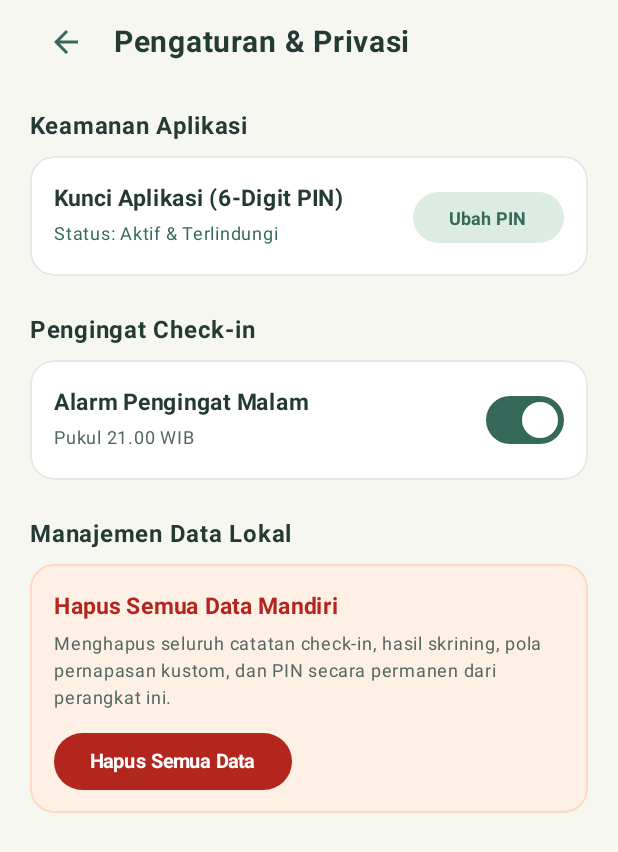
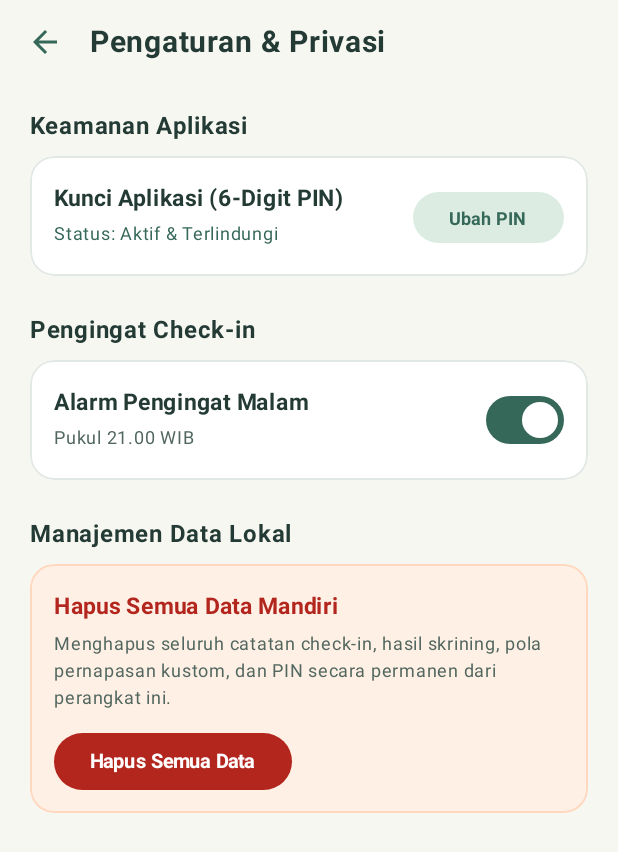
Before and after one commit to ihyaulumuddin14/selaras-mobile, an Android app built with Jetpack Compose: the screen it shows after launch (MainActivity), after a tap on "Pengaturan", on a phone screen of 412 x 824 dp. Shown: the top 852 px of the screen. Run offline under Robolectric (Android 15) with nearby library versions, the phone set to English and light mode, and no system bars; our stand-ins replace Room's generated code; 23 statements that could not run were skipped.

Commit message:
feat(ui): unify header composable with SelarasHeader supporting conditional back button

```diff
--- /dev/null
+++ b/app/src/main/java/com/example/selaras/core/ui/components/SelarasHeader.kt
@@ -0,0 +1,119 @@
+package com.example.selaras.core.ui.components
+
+import androidx.compose.foundation.clickable
+import androidx.compose.foundation.interaction.MutableInteractionSource
+import androidx.compose.foundation.layout.Arrangement
+import androidx.compose.foundation.layout.Box
+import androidx.compose.foundation.layout.Column
+import androidx.compose.foundation.layout.Row
+import androidx.compose.foundation.layout.RowScope
+import androidx.compose.foundation.layout.Spacer
+import androidx.compose.foundation.layout.fillMaxWidth
+import androidx.compose.foundation.layout.height
+import androidx.compose.foundation.layout.padding
+import androidx.compose.foundation.layout.size
+import androidx.compose.foundation.layout.width
+import androidx.compose.foundation.shape.CircleShape
+import androidx.compose.material.icons.Icons
+import androidx.compose.material.icons.automirrored.filled.ArrowBack
+import androidx.compose.material3.Icon
+import androidx.compose.material3.Text
+import androidx.compose.material3.ripple
+import androidx.compose.runtime.Composable
+import androidx.compose.runtime.remember
+import androidx.compose.ui.Alignment
+import androidx.compose.ui.Modifier
+import androidx.compose.ui.draw.clip
+import androidx.compose.ui.semantics.Role
+import androidx.compose.ui.text.font.FontWeight
+import androidx.compose.ui.text.style.TextOverflow
+import androidx.compose.ui.unit.dp
+import androidx.compose.ui.unit.sp
+import com.example.selaras.core.ui.theme.SelarasPrimary
+import com.example.selaras.core.ui.theme.SelarasTextPrimary
+import com.example.selaras.core.ui.theme.SelarasTextSecondary
+
+/**
+ * Standardized Selaras Top Header Composable (PRD Section 6.5 & Figma Design System).
+ *
+ * Provides a unified top app bar across all features in the Selaras application:
+ * - Conditional back button navigation (active when [showBackButton] is true and [onBack] is provided).
+ * - Optional subtitle for contextual feature explanations.
+ * - Optional trailing [actions] slot for feature-specific action buttons or help dialog triggers.
+ * - Consistent 56dp height and alignment matching system status bar insets.
+ */
+@Composable
+fun SelarasHeader(
+    title: String,
+    modifier: Modifier = Modifier,
+    subtitle: String? = null,
+    onBack: (() -> Unit)? = null,
+    showBackButton: Boolean = onBack != null,
+    backContentDescription: String = "Kembali",
+    actions: @Composable (RowScope.() -> Unit)? = null
+) {
+    val isBackVisible = showBackButton && onBack != null
+
+    Row(
+        modifier = modifier
+            .fillMaxWidth()
+            .height(56.dp)
+            .padding(
+                start = if (isBackVisible) 6.dp else 20.dp,
+                end = 16.dp
+            ),
+        verticalAlignment = Alignment.CenterVertically
+    ) {
+        if (isBackVisible) {
+            Box(
+                modifier = Modifier
+                    .size(48.dp)
+                    .clip(CircleShape)
+                    .clickable(
+                        interactionSource = remember { MutableInteractionSource() },
+                        indication = ripple(bounded = true),
+                        role = Role.Button,
+                        onClick = onBack
+                    ),
+                contentAlignment = Alignment.Center
+            ) {
+                Icon(
+                    imageVector = Icons.AutoMirrored.Filled.ArrowBack,
+                    contentDescription = backContentDescription,
+                    tint = SelarasPrimary
+                )
+            }
+            Spacer(modifier = Modifier.width(6.dp))
+        }
+
+        Column(
+            modifier = Modifier.weight(1f),
+            verticalArrangement = Arrangement.Center
+        ) {
+            Text(
+                text = title,
+                fontSize = 20.sp,
+                fontWeight = FontWeight.Bold,
+                color = SelarasTextPrimary,
+                maxLines = 1,
+                overflow = TextOverflow.Ellipsis
+            )
+            if (!subtitle.isNullOrBlank()) {
+                Text(
+                    text = subtitle,
+                    fontSize = 12.sp,
+                    color = SelarasTextSecondary,
+                    maxLines = 1,
+                    overflow = TextOverflow.Ellipsis
+                )
+            }
+        }
+
+        if (actions != null) {
+            Row(
+                verticalAlignment = Alignment.CenterVertically,
+                content = actions
+            )
+        }
+    }
+}
--- a/app/src/main/java/com/example/selaras/features/settings/SettingsScreen.kt
+++ b/app/src/main/java/com/example/selaras/features/settings/SettingsScreen.kt
@@ -39,6 +39,7 @@ import androidx.compose.ui.graphics.Color
 import androidx.compose.ui.text.font.FontWeight
 import androidx.compose.ui.unit.dp
 import androidx.compose.ui.unit.sp
+import com.example.selaras.core.ui.components.SelarasHeader
 import com.example.selaras.core.ui.components.SelarasIcons
 import com.example.selaras.features.breathing.BreathingColors
 
@@ -67,40 +68,21 @@ fun SettingsScreen(
         modifier = modifier
             .fillMaxSize()
             .background(backgroundCanvas)
-            .padding(horizontal = 20.dp)
-            .verticalScroll(scrollState)
     ) {
-        Row(
+        SelarasHeader(
+            title = "Pengaturan & Privasi",
+            onBack = onNavigateBack
+        )
+
+        Column(
             modifier = Modifier
-                .fillMaxWidth()
-                .height(56.dp),
-            verticalAlignment = Alignment.CenterVertically
+                .fillMaxSize()
+                .padding(horizontal = 20.dp)
+                .verticalScroll(scrollState)
         ) {
-            Box(
-                modifier = Modifier
-                    .size(48.dp)
-                    .clip(CircleShape)
-                    .clickable(onClick = onNavigateBack),
-                contentAlignment = Alignment.Center
-            ) {
-                Icon(
-                    imageVector = Icons.AutoMirrored.Filled.ArrowBack,
-                    contentDescription = "Kembali",
-                    tint = pineGreen
-                )
-            }
-            Spacer(modifier = Modifier.width(8.dp))
-            Text(
-                text = "Pengaturan & Privasi",
-                fontSize = 20.sp,
-                fontWeight = FontWeight.Bold,
-                color = textPrimary
-            )
-        }
+            Spacer(modifier = Modifier.height(16.dp))
 
-        Spacer(modifier = Modifier.height(16.dp))
-
-        // Section 1: Keamanan & Kunci Aplikasi
+            // Section 1: Keamanan & Kunci Aplikasi
         Text(
             text = "Keamanan Aplikasi",
             fontSize = 16.sp,
@@ -259,3 +241,4 @@ fun SettingsScreen(
         Spacer(modifier = Modifier.height(32.dp))
     }
 }
+}
```
Also changed, not shown: app/src/main/java/com/example/selaras/features/breathing/BreathingUiComponents.kt (+19 -31 lines), app/src/main/java/com/example/selaras/features/checkin/CheckInScreen.kt (+2 -34 lines), app/src/main/java/com/example/selaras/features/counselor/CounselorSummaryScreen.kt (+11 -28 lines), app/src/main/java/com/example/selaras/features/help/HelpScreen.kt (+11 -10 lines), app/src/main/java/com/example/selaras/features/history/HIstoryScreen.kt (+11 -10 lines), app/src/main/java/com/example/selaras/features/screening/ScreeningScreen.kt (+11 -10 lines).
